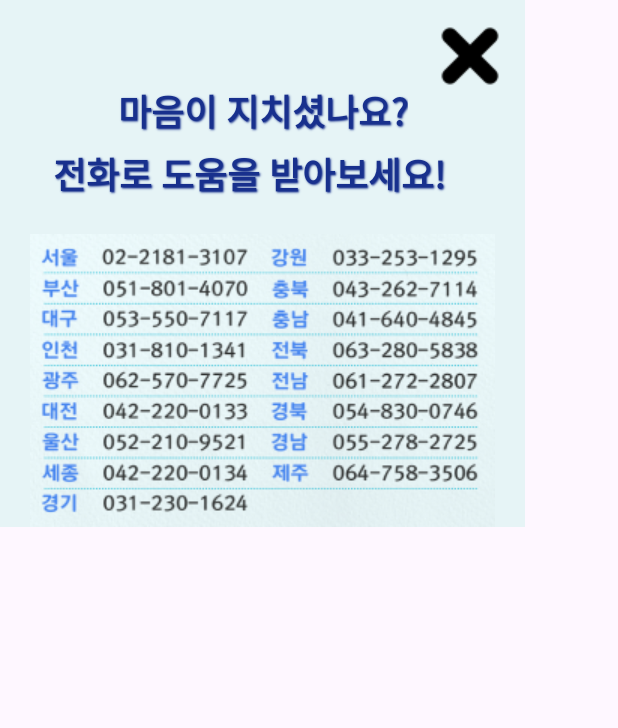
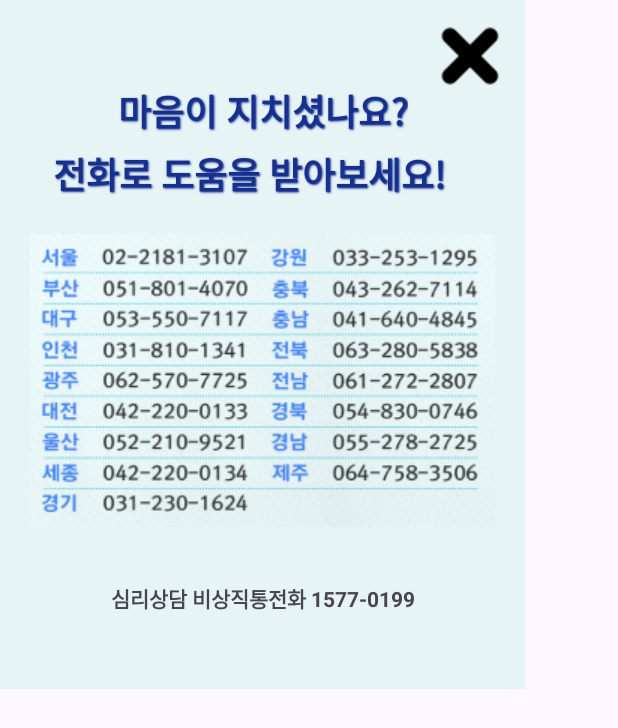
Before and after one commit to HANIUM-MindFriend/mindfriend-front, an Android app: the layout activity_popup.xml on its own in the app's theme, with its tools: preview values and no code run, on a phone screen of 412 x 824 dp. Shown: the top 728 px of the screen. Run offline under Robolectric (Android 15) with nearby library versions, the phone set to English and light mode, and no system bars.

Commit message:
fix: chatbot

```diff
--- a/app/src/main/java/com/example/mindfriendfront/ChatBot.kt
+++ b/app/src/main/java/com/example/mindfriendfront/ChatBot.kt
@@ -19,9 +19,6 @@ class ChatBot : AppCompatActivity() {
 
         backgroundThread = Thread {
             while (running) {
-                //1. 작성한 데이터 서버로 보내기
-                //2. chat gpt의 답변 받아오기
-                //3. 화면에 띄우기
                 chat_text.setText(chat_data)
 
             }
--- a/app/src/main/res/layout/activity_chatbot.xml
+++ b/app/src/main/res/layout/activity_chatbot.xml
@@ -37,6 +37,6 @@
         android:ems="10"
         android:inputType="text"
         android:text="Name"
-        tools:layout_editor_absoluteX="93dp"
-        tools:layout_editor_absoluteY="147dp" />
+        app:layout_constraintStart_toStartOf="parent"
+        app:layout_constraintTop_toTopOf="parent" />
 </androidx.constraintlayout.widget.ConstraintLayout>
--- a/app/src/main/res/layout/activity_popup.xml
+++ b/app/src/main/res/layout/activity_popup.xml
@@ -4,8 +4,8 @@
     xmlns:tools="http://schemas.android.com/tools"
     android:layout_width="350dp"
     android:layout_height="wrap_content"
-    android:background="#E6F4F6">
-    <!--    android:layout_height="match_parent"-->
+    android:background="#E6F4F6"
+    android:paddingBottom="50dp">
 
     <TextView
         android:id="@+id/popupTitle1"
@@ -71,6 +71,18 @@
         app:layout_constraintTop_toTopOf="parent"
         app:srcCompat="@drawable/popup_numbers" />
 
+    <TextView
+        android:id="@+id/textView17"
+        android:layout_width="wrap_content"
+        android:layout_height="wrap_content"
+        android:layout_marginTop="388dp"
+        android:text="심리상담 비상직통전화 1577-0199"
+        android:textStyle="bold"
+        app:layout_constraintEnd_toEndOf="parent"
+        app:layout_constraintStart_toStartOf="parent"
+        app:layout_constraintTop_toTopOf="parent" />
+
+
     <!--        <TableRow>-->
 <!--            <TextView-->
 <!--                android:padding="3dip"-->
```
Also changed, not shown: app/src/main/AndroidManifest.xml (+10 -3 lines), app/src/main/java/com/example/mindfriendfront/Test.kt (added, +11 -0 lines), app/src/main/res/layout/test.xml (added, +54 -0 lines).
